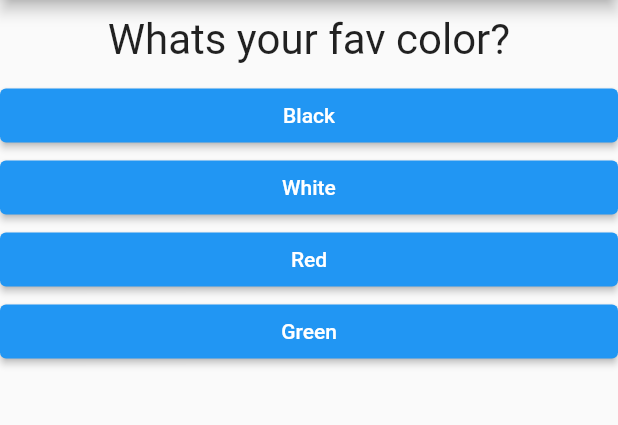
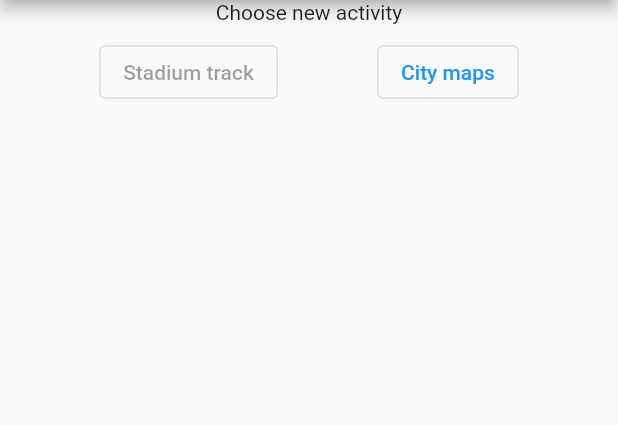
Before and after one commit to akolola/scorePack, a Flutter app: the screen it shows after launch, on a phone screen of 412 x 824 dp, the part 84-509 px from its top. Run offline on Flutter 3.47's test engine with Material 2 defaults, Android fonts, the phone set to English and light mode, and no system bars.

Commit message:
SCP-1: Added; (c) MapPicker; |Widget|'s button => custom |Widget|.

```diff
--- a/lib/answer.dart
+++ /dev/null
@@ -1,26 +0,0 @@
-import 'package:flutter/material.dart';
-
-class Answer extends StatelessWidget {
-  final VoidCallback selectHandler;
-  final String answerText;
-  const Answer(this.selectHandler, this.answerText);
-
-  @override
-  Widget build(BuildContext context) {
-    return Container(
-      width: double.infinity,
-      child: ElevatedButton (
-          style: ButtonStyle(
-            backgroundColor: MaterialStateProperty.resolveWith<Color>(
-                  (Set<MaterialState> states) {
-                if (states.contains(MaterialState.pressed)) return Colors.green;
-                return Colors.blue;
-              },
-            ),
-          ),
-        child: Text(answerText),
-        onPressed: selectHandler,
-      ),
-    );
-  }
-}
--- a/lib/main.dart
+++ b/lib/main.dart
@@ -1,61 +1,26 @@
 import 'package:flutter/material.dart';
-import 'package:hackaburg/result.dart';
-import 'quiz.dart';
-import 'result.dart';
+import 'start.dart';
 
-void main() {
-  runApp(MyApp());
-}
+
+void main() {runApp(MyApp());}
 
 class MyApp extends StatefulWidget {
+
   @override
-  State<StatefulWidget> createState() {
-    return _MyAppState();
-  }
+  State<StatefulWidget> createState() {return _MyAppState();}
+
 }
 
 class _MyAppState extends State<MyApp> {
-  final _questions = const [
-    {
-      'questionText': 'Whats your fav color?',
-      'answers': ['Black', 'White', 'Red', 'Green'],
-    },
-    {
-      'questionText': 'Whats your fav animal?',
-      'answers': ['Elephant', 'Lion', 'Sheep', 'Snake'],
-    },
-    {
-      'questionText': 'Whats Your favorite instructor?',
-      'answers': ['MAX', 'Ben', 'Lee', 'Gwen'],
-    }
-  ];
 
-  var _questionIndex = 0;
-
-  void _answerQuestion() {
-    setState(() {
-      _questionIndex++;
-    });
-    print(_questionIndex);
-    if (_questionIndex < _questions.length) {
-      print('We have more questions.');
-    } else {
-      print('No have more questions.');
-    }
-  }
-
-  // This widget is the root of  app.
   @override
   Widget build(BuildContext context) {
     return MaterialApp(
         home: Scaffold(
-      appBar: AppBar(title: Text('Score Pack')),
-      body: _questionIndex < _questions.length
-          ? Quiz(
-              answerQuestion: _answerQuestion,
-              questionIndex: _questionIndex,
-              questions: _questions)
-          : Result(),
-    ));
+          appBar: AppBar(title: Text('Score Pack')),
+          body: Start()
+        )
+    );
   }
+
 }
--- a/lib/quiz.dart
+++ /dev/null
@@ -1,26 +0,0 @@
-import 'package:flutter/material.dart';
-import 'question.dart';
-import 'answer.dart';
-
-class Quiz extends StatelessWidget {
-  final List<Map<String, Object>> questions;
-  final int questionIndex;
-  final VoidCallback answerQuestion;
-
-  Quiz(
-      {required this.questions,
-      required this.answerQuestion,
-      required this.questionIndex});
-
-  @override
-  Widget build(BuildContext context) {
-    return Column(
-      children: [
-        Question(questions[questionIndex]['questionText'] as String),
-        ...(questions[questionIndex]['answers'] as List<String>).map((answer) {
-          return Answer(answerQuestion, answer);
-        }).toList()
-      ],
-    );
-  }
-}
--- /dev/null
+++ b/lib/start.dart
@@ -0,0 +1,39 @@
+import 'package:flutter/material.dart';
+import 'package:hackaburg/mappicker.dart';
+
+
+class Start extends StatelessWidget {
+
+  const Start({super.key});
+
+  @override
+  Widget build(BuildContext context) {
+
+    return  Column(
+      children: <Widget>[
+        const Text(
+          'Choose new activity',
+        ),
+        ButtonBar(
+          alignment: MainAxisAlignment.spaceEvenly,
+          children: <Widget>[
+            OutlinedButton(
+              onPressed: null,
+              child: const Text('Stadium track'),
+            ),
+            OutlinedButton(
+            onPressed: () {
+                  Navigator.push(
+                  context,
+                  MaterialPageRoute(builder: (context) => MapPicker()),
+                  );
+                },
+              child: Text('City maps'),
+            )
+          ],
+        ),
+      ],
+    );
+  }
+
+}
```
Also changed, not shown: lib/mappicker.dart (added, +67 -0 lines), pubspec.yaml (+1 -66 lines).
